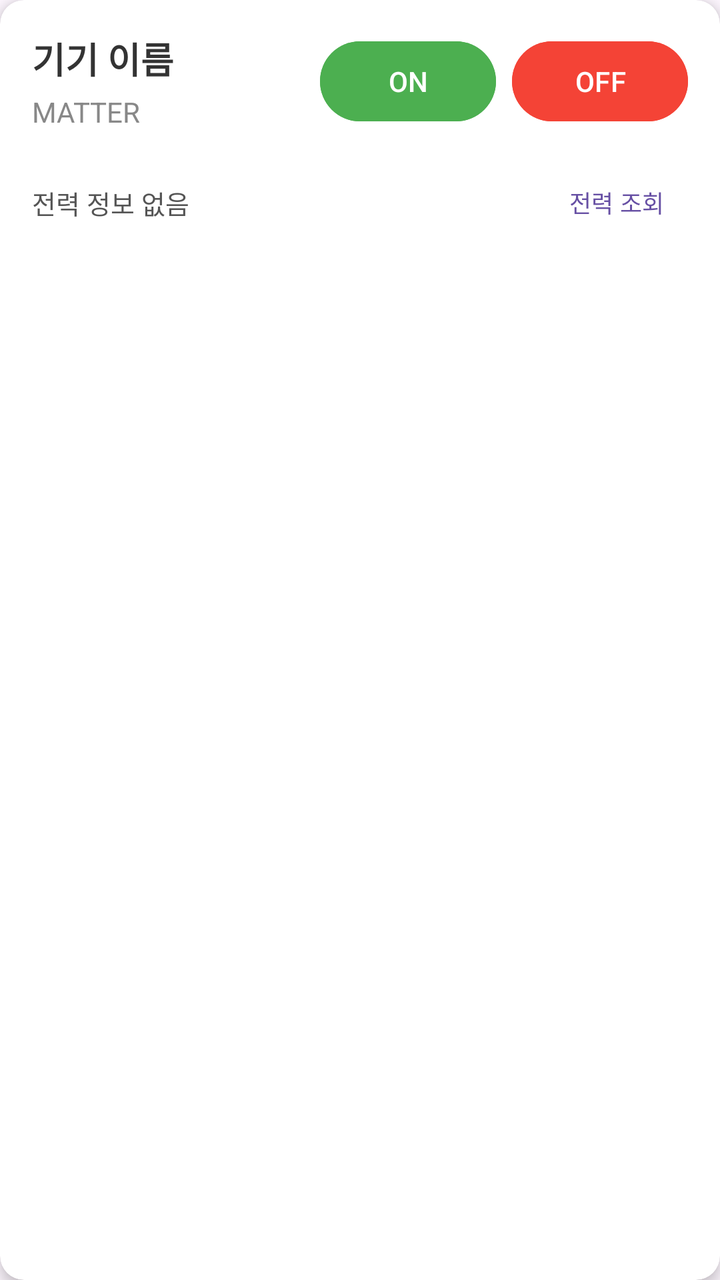
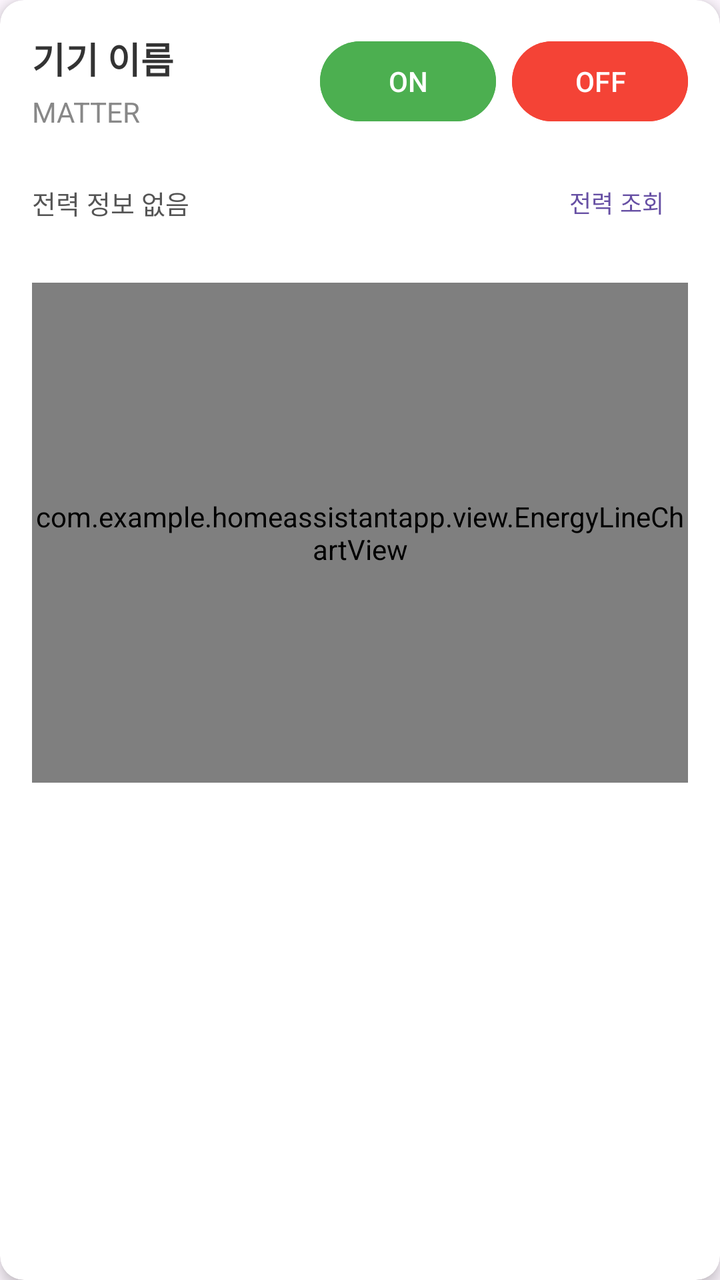

Two renders of the same Android screen: before a commit and after it. Below are the layout's source before the change and the commit's diff.
<!-- AndroidManifest.xml: application theme Theme.HomeAssistantApp -->
<!-- res/layout/item_device.xml -->
<?xml version="1.0" encoding="utf-8"?>
<androidx.cardview.widget.CardView xmlns:android="http://schemas.android.com/apk/res/android"
    xmlns:app="http://schemas.android.com/apk/res-auto"
    android:layout_width="match_parent"
    android:layout_height="wrap_content"
    android:layout_margin="8dp"
    app:cardCornerRadius="12dp"
    app:cardElevation="4dp">

    
    <LinearLayout
        android:layout_width="match_parent"
        android:layout_height="wrap_content"
        android:orientation="vertical"
        android:padding="16dp">

        
        <LinearLayout
            android:layout_width="match_parent"
            android:layout_height="wrap_content"
            android:orientation="horizontal"
            android:gravity="center_vertical">

            <LinearLayout
                android:layout_width="0dp"
                android:layout_height="wrap_content"
                android:layout_weight="1"
                android:orientation="vertical">

                <TextView
                    android:id="@+id/textDeviceName"
                    android:layout_width="wrap_content"
                    android:layout_height="wrap_content"
                    android:text="기기 이름"
                    android:textSize="18sp"
                    android:textStyle="bold"
                    android:textColor="#333333"/>

                <TextView
                    android:id="@+id/textDeviceType"
                    android:layout_width="wrap_content"
                    android:layout_height="wrap_content"
                    android:text="MATTER"
                    android:textSize="14sp"
                    android:textColor="#888888"
                    android:layout_marginTop="4dp"/>
            </LinearLayout>

            <Button
                android:id="@+id/btnOn"
                android:layout_width="wrap_content"
                android:layout_height="wrap_content"
                android:text="ON"
                android:backgroundTint="#4CAF50"
                android:layout_marginEnd="8dp"/>

            <Button
                android:id="@+id/btnOff"
                android:layout_width="wrap_content"
                android:layout_height="wrap_content"
                android:text="OFF"
                android:backgroundTint="#F44336"/>
        </LinearLayout>

        
        <LinearLayout
            android:layout_width="match_parent"
            android:layout_height="wrap_content"
            android:orientation="horizontal"
            android:gravity="center_vertical"
            android:layout_marginTop="12dp">

            <TextView
                android:id="@+id/textPowerInfo"
                android:layout_width="0dp"
                android:layout_height="wrap_content"
                android:layout_weight="1"
                android:text="전력 정보 없음"
                android:textColor="#555555"
                android:textSize="13sp" />

            <Button
                android:id="@+id/btnEnergy"
                android:layout_width="wrap_content"
                android:layout_height="wrap_content"
                android:text="전력 조회"
                android:textSize="12sp"
                style="?android:attr/buttonBarButtonStyle" />
        </LinearLayout>

    </LinearLayout>
</androidx.cardview.widget.CardView>
<!-- resources referenced by this layout -->
<resources>
  <style name="Theme.HomeAssistantApp" parent="Base.Theme.HomeAssistantApp" />
  <style name="Base.Theme.HomeAssistantApp" parent="Theme.Material3.DayNight.NoActionBar">
          
          
      </style>
</resources>

<!-- the commit's change to res/layout/item_device.xml (unified diff, before → after) -->
@@ -87,6 +87,11 @@
                 android:textSize="12sp"
                 style="?android:attr/buttonBarButtonStyle" />
         </LinearLayout>
+        <com.example.homeassistantapp.view.EnergyLineChartView
+            android:id="@+id/modularEnergyChart"
+            android:layout_width="match_parent"
+            android:layout_height="250dp"
+            android:layout_marginTop="16dp"/>
 
     </LinearLayout>
 </androidx.cardview.widget.CardView>
